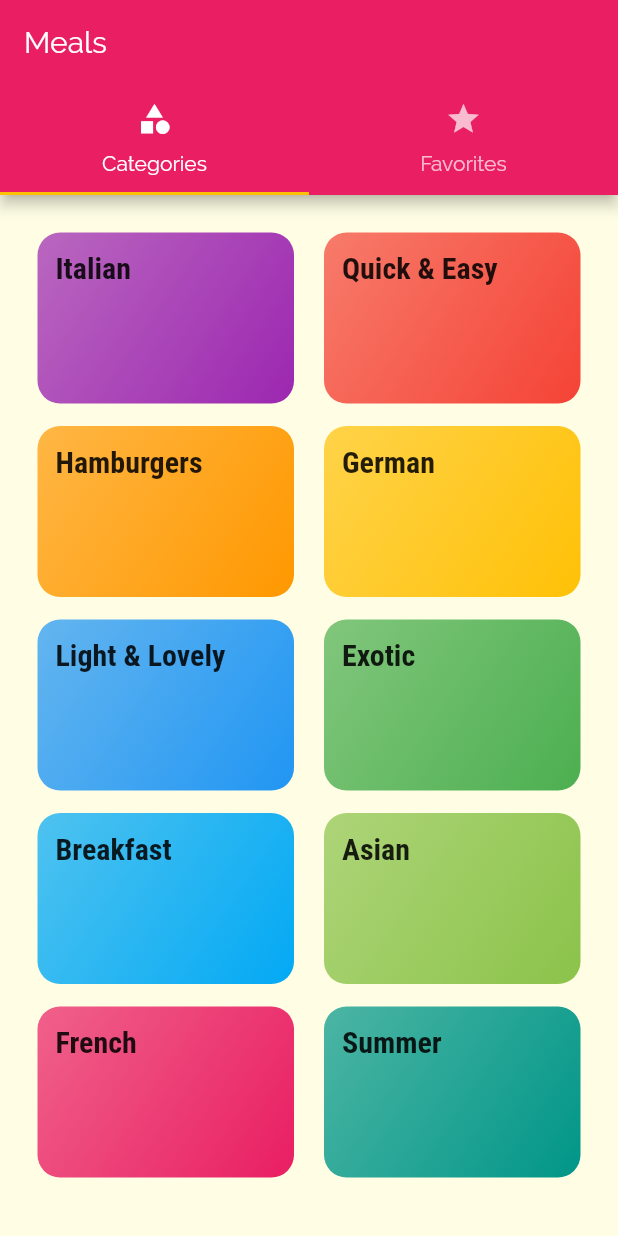
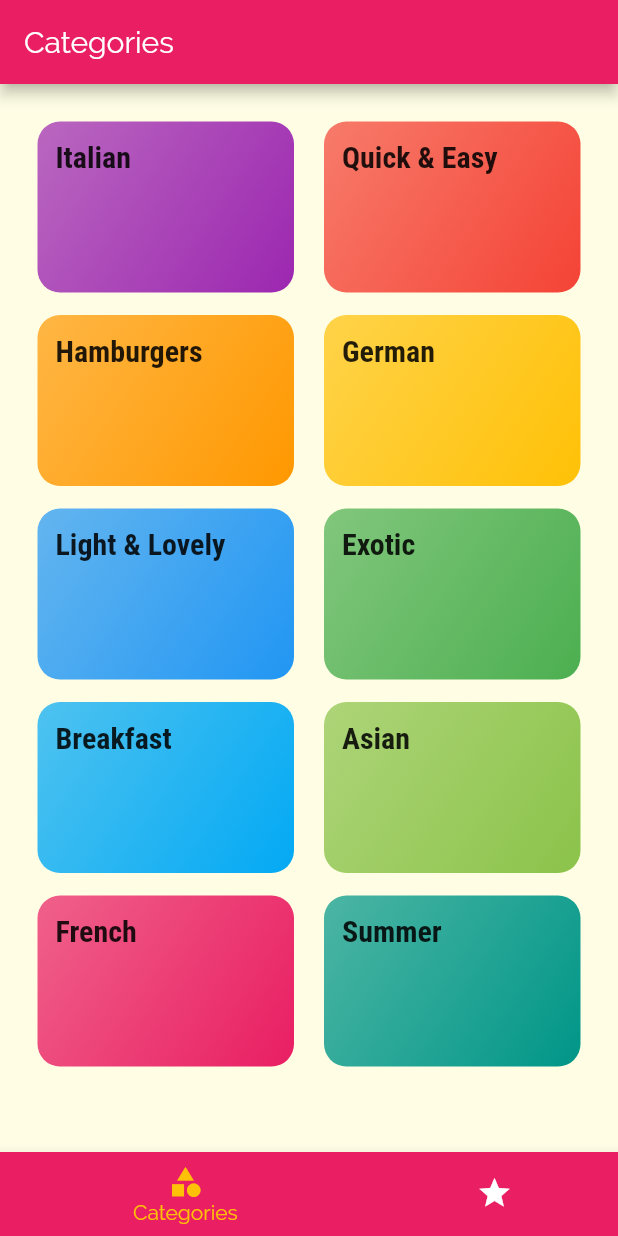
Before and after one commit to lordvidex/Meals-App, a Flutter app: the screen it shows after launch, on a phone screen of 412 x 824 dp. Run offline on Flutter 3.47's test engine with Material 2 defaults, Android fonts, the phone set to English and light mode, and no system bars.

```diff
--- a/lib/screens/category_meals_favorites_screen.dart
+++ b/lib/screens/category_meals_favorites_screen.dart
@@ -4,7 +4,7 @@ class FavoritesScreen extends StatelessWidget {
   @override
   Widget build(BuildContext context) {
     return Container(
-      child: Text('Favorites Screen'),
+      child: Center(child: Text('Favorites Screen')),
     );
   }
 }
--- a/lib/screens/tabs_screen.dart
+++ b/lib/screens/tabs_screen.dart
@@ -9,39 +9,49 @@ class TabsScreen extends StatefulWidget {
 }
 
 class _TabsScreenState extends State<TabsScreen> {
+  var _currentIndex = 0;
+  final List<Map<String, Object>> _tabs = [
+    {
+      'page': CategoriesScreen(),
+      'title': 'Categories',
+    },
+    {
+      'page': FavoritesScreen(),
+      'title': 'Favorites',
+    },
+  ];
+  void _tabClicked(int index) {
+    setState(() {
+      _currentIndex = index;
+    });
+  }
   @override
   Widget build(BuildContext context) {
-    return
-    DefaultTabController(
-      length: 2,
-      initialIndex: 0,
-      child:
-      Scaffold(
-        appBar: AppBar(
-          title: const Text('Meals'),
-          bottom: TabBar(
+    return Scaffold(
+      appBar: AppBar(
+        title: Text(_tabs[_currentIndex]['title']),
+      ),
+      bottomNavigationBar: BottomNavigationBar(
 
-            tabs: <Widget>[
-              Tab(
-                icon: const Icon(
-                  Icons.category,
-                ),
-                text: 'Categories',
-              ),
-              Tab(
-                icon: const Icon(Icons.star),
-                text: 'Favorites',
-              ),
-            ],
+        items: [
+          BottomNavigationBarItem(
+            backgroundColor: Theme.of(context).primaryColor,
+            icon: Icon(Icons.category),
+            title: const Text('Categories'),
           ),
-        ),
-        body: TabBarView(
-          children: <Widget>[
-            CategoriesScreen(),
-            FavoritesScreen(),
-          ],
-        ),
+          BottomNavigationBarItem(
+            backgroundColor: Theme.of(context).primaryColor,
+            icon: Icon(Icons.star),
+            title: const Text('Favorites'),
+          )
+        ],
+        currentIndex: _currentIndex,
+        onTap: _tabClicked,
+        type: BottomNavigationBarType.shifting,
+        selectedItemColor: Theme.of(context).accentColor,
+        unselectedItemColor: Colors.white,
       ),
+      body: _tabs[_currentIndex]['page'],
     );
   }
 }
```
